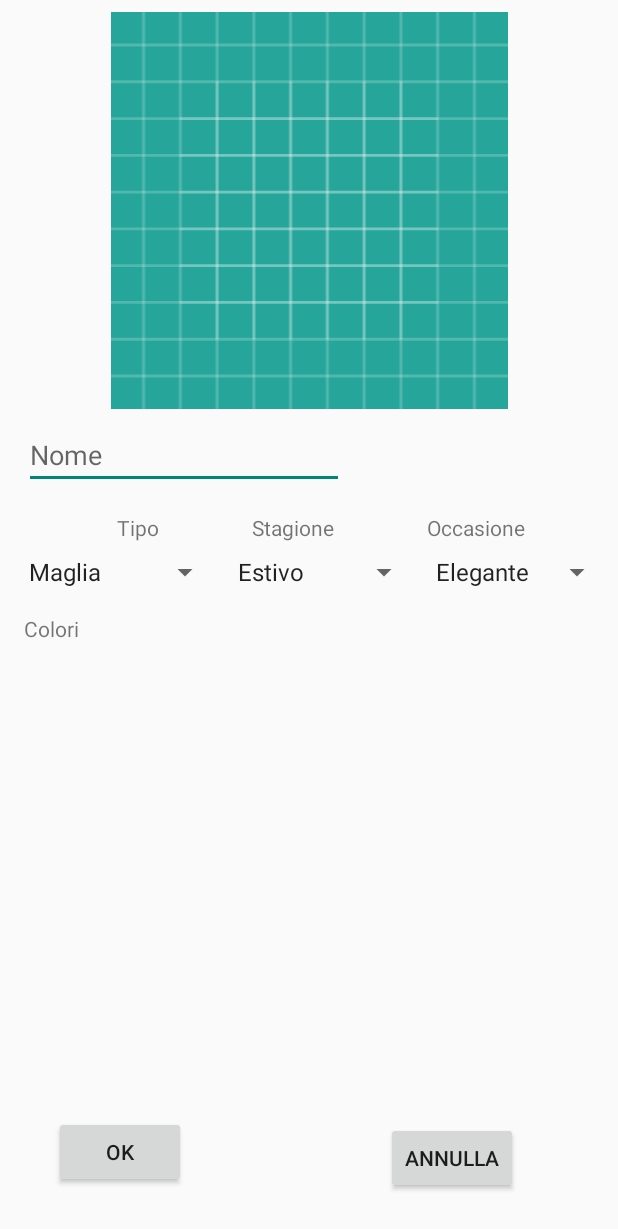
After one commit to davidefalcone/SuitUp, an Android app: the EditCapoActivity screen opened directly, with no data from a screen before it, on a phone screen of 412 x 824 dp. The commit adds this screen. Shown: the top 1229 px of the screen. Run offline under Robolectric (Android 15) with nearby library versions, the phone set to English and light mode, and no system bars; Roboto replaces fonts that are not available here.

Commit message:
Aggiunta possibilità di aggiungere/modificare/rimuovere un capo

```diff
--- a/app/src/main/AndroidManifest.xml
+++ b/app/src/main/AndroidManifest.xml
@@ -16,13 +16,15 @@
                 <category android:name="android.intent.category.LAUNCHER" />
             </intent-filter>
         </activity>
-        <activity android:name=".ArmadioActivity" />
         <activity android:name=".CapoActivity" />
-        <activity android:name=".AbbinamentoActivity"></activity>
+        <activity android:name=".AbbinamentoActivity" />
 
         <meta-data
             android:name="preloaded_fonts"
             android:resource="@array/preloaded_fonts" />
+
+        <activity android:name=".ArmadioActivity" />
+        <activity android:name=".EditCapoActivity"></activity>
     </application>
 
 </manifest>
--- a/app/src/main/java/com/example/davide/suitup/CapiAdapter.java
+++ b/app/src/main/java/com/example/davide/suitup/CapiAdapter.java
@@ -28,7 +28,7 @@ public class CapiAdapter extends BaseAdapter {
     }
 
     @Override
-    public Object getItem(int i) {
+    public Capo getItem(int i) {
         return elencoCapi.get(i);
     }
 
--- /dev/null
+++ b/app/src/main/java/com/example/davide/suitup/EditCapoActivity.java
@@ -0,0 +1,95 @@
+package com.example.davide.suitup;
+
+import android.content.Intent;
+import android.support.v7.app.AppCompatActivity;
+import android.os.Bundle;
+import android.view.View;
+import android.widget.ArrayAdapter;
+import android.widget.Button;
+import android.widget.EditText;
+import android.widget.Spinner;
+import android.widget.Toast;
+
+import com.example.davide.suitup.DataModel.Capo;
+
+import java.lang.reflect.Array;
+
+public class EditCapoActivity extends AppCompatActivity {
+
+    private Button vOk;
+    private Button vAnnulla;
+    private EditText vNome;
+    private Spinner vTipo;
+    private Spinner vOccasione;
+    private Spinner vStagione;
+
+    private final String EXTRA_CAPO = "capo";
+
+    @Override
+    protected void onCreate(Bundle savedInstanceState) {
+        super.onCreate(savedInstanceState);
+        setContentView(R.layout.activity_edit_capo);
+
+        //ottengo i riferimenti alle view
+        vOk = findViewById(R.id.btnOk);
+        vAnnulla = findViewById(R.id.btnAnnulla);
+        vNome = findViewById(R.id.editNome);
+        vTipo = findViewById(R.id.spnTipo);
+        vOccasione = findViewById(R.id.spnOccasione);
+        vStagione = findViewById(R.id.spnStagione);
+
+        //imposto gli spinner
+        ArrayAdapter<Capo.Tipo> adapter = new ArrayAdapter<>(this, android.R.layout.simple_spinner_item,Capo.Tipo.values());
+        vTipo.setAdapter(adapter);
+        ArrayAdapter<Capo.Occasione> adapter1 = new ArrayAdapter<>(this, android.R.layout.simple_spinner_item,Capo.Occasione.values());
+        vOccasione.setAdapter(adapter1);
+        ArrayAdapter<Capo.Stagione> adapter2 = new ArrayAdapter<>(this, android.R.layout.simple_spinner_item,Capo.Stagione.values());
+        vStagione.setAdapter(adapter2);
+
+        //ottengo i dati passati da lista capi activity
+        final Intent intent = getIntent();
+        Capo capo = (Capo) intent.getSerializableExtra(EXTRA_CAPO);
+
+        if (capo !=  null) {
+            vNome.setText(capo.getNomeCapo());
+            vTipo.setSelection(capo.getTipo().ordinal());
+            vStagione.setSelection(capo.getStagione().ordinal());
+            vOccasione.setSelection(capo.getOccasione().ordinal());
+        }
+
+        //imposto il pulsante ok
+        vOk.setOnClickListener(new View.OnClickListener() {
+            @Override
+            public void onClick(View v) {
+                Capo capo = leggiDatiCapo();
+                if (capo != null) {
+                    Intent intent = new Intent();
+                    intent.putExtra(EXTRA_CAPO, capo);
+                    setResult(RESULT_OK, intent);
+                    finish();
+                } else {
+                    Toast.makeText(getApplicationContext(),R.string.dati_obbligatori, Toast.LENGTH_LONG).show();
+                    }
+            }
+        });
+
+        //imposto il pulsante annulla
+        vAnnulla.setOnClickListener(new View.OnClickListener() {
+            @Override
+            public void onClick(View v) {
+                Intent intent = new Intent();
+                setResult(RESULT_CANCELED);
+                finish();
+            }
+        });
+    }
+
+    private Capo leggiDatiCapo() {
+        Capo capo = new Capo();
+        capo.setNomeCapo(vNome.getText().toString());
+        capo.setTipo(Capo.Tipo.values()[vTipo.getSelectedItemPosition()]);
+        capo.setStagione(Capo.Stagione.values()[vStagione.getSelectedItemPosition()]);
+        capo.setOccasione(Capo.Occasione.values()[vOccasione.getSelectedItemPosition()]);
+        return capo;
+    }
+}
--- /dev/null
+++ b/app/src/main/res/layout/activity_edit_capo.xml
@@ -0,0 +1,134 @@
+<?xml version="1.0" encoding="utf-8"?>
+<android.support.constraint.ConstraintLayout xmlns:android="http://schemas.android.com/apk/res/android"
+    xmlns:app="http://schemas.android.com/apk/res-auto"
+    xmlns:tools="http://schemas.android.com/tools"
+    android:layout_width="match_parent"
+    android:layout_height="match_parent"
+    tools:context=".CapoActivity">
+
+    <ImageView
+        android:id="@+id/imageCapo"
+        android:layout_width="0dp"
+        android:layout_height="0dp"
+        android:layout_marginBottom="8dp"
+        android:layout_marginEnd="8dp"
+        android:layout_marginStart="8dp"
+        android:layout_marginTop="8dp"
+        app:layout_constraintBottom_toTopOf="@+id/guideline6"
+        app:layout_constraintEnd_toEndOf="parent"
+        app:layout_constraintStart_toStartOf="parent"
+        app:layout_constraintTop_toTopOf="parent"
+        app:srcCompat="@drawable/ic_launcher_background" />
+
+    <TextView
+        android:id="@+id/textView"
+        android:layout_width="wrap_content"
+        android:layout_height="wrap_content"
+        android:layout_marginStart="16dp"
+        android:layout_marginTop="16dp"
+        android:text="@string/tipo"
+        app:layout_constraintEnd_toStartOf="@+id/textView4"
+        app:layout_constraintStart_toStartOf="parent"
+        app:layout_constraintTop_toBottomOf="@+id/editNome" />
+
+    <Button
+        android:id="@+id/btnOk"
+        android:layout_width="wrap_content"
+        android:layout_height="wrap_content"
+        android:layout_marginBottom="32dp"
+        android:layout_marginStart="36dp"
+        android:text="@android:string/ok"
+        app:layout_constraintBottom_toBottomOf="parent"
+        app:layout_constraintStart_toStartOf="parent" />
+
+    <Button
+        android:id="@+id/btnAnnulla"
+        android:layout_width="wrap_content"
+        android:layout_height="wrap_content"
+        android:layout_marginEnd="64dp"
+        android:layout_marginStart="130dp"
+        android:layout_marginTop="8dp"
+        android:text="@string/annulla"
+        app:layout_constraintBottom_toBottomOf="@+id/btnOk"
+        app:layout_constraintEnd_toEndOf="parent"
+        app:layout_constraintStart_toEndOf="@+id/btnOk"
+        app:layout_constraintTop_toTopOf="@+id/btnOk" />
+
+    <android.support.constraint.Guideline
+        android:id="@+id/guideline6"
+        android:layout_width="wrap_content"
+        android:layout_height="wrap_content"
+        android:orientation="horizontal"
+        app:layout_constraintGuide_begin="281dp" />
+
+    <TextView
+        android:id="@+id/textView5"
+        android:layout_width="wrap_content"
+        android:layout_height="wrap_content"
+        android:layout_marginStart="16dp"
+        android:layout_marginTop="16dp"
+        android:text="@string/colori"
+        app:layout_constraintStart_toStartOf="parent"
+        app:layout_constraintTop_toBottomOf="@+id/spnTipo" />
+
+    <EditText
+        android:id="@+id/editNome"
+        android:layout_width="wrap_content"
+        android:layout_height="wrap_content"
+        android:layout_marginStart="16dp"
+        android:layout_marginTop="8dp"
+        android:ems="10"
+        android:hint="@string/nome"
+        android:inputType="textPersonName"
+        app:layout_constraintStart_toStartOf="parent"
+        app:layout_constraintTop_toBottomOf="@+id/imageCapo" />
+
+    <TextView
+        android:id="@+id/textView4"
+        android:layout_width="wrap_content"
+        android:layout_height="wrap_content"
+        android:text="@string/stagione"
+        app:layout_constraintBottom_toBottomOf="@+id/textView"
+        app:layout_constraintEnd_toStartOf="@+id/textView6"
+        app:layout_constraintHorizontal_bias="0.5"
+        app:layout_constraintStart_toEndOf="@+id/textView" />
+
+    <Spinner
+        android:id="@+id/spnTipo"
+        android:layout_width="wrap_content"
+        android:layout_height="wrap_content"
+        android:layout_marginStart="8dp"
+        android:layout_marginTop="8dp"
+        app:layout_constraintEnd_toStartOf="@+id/spnStagione"
+        app:layout_constraintStart_toStartOf="parent"
+        app:layout_constraintTop_toBottomOf="@+id/textView" />
+
+    <Spinner
+        android:id="@+id/spnStagione"
+        android:layout_width="wrap_content"
+        android:layout_height="wrap_content"
+        app:layout_constraintBottom_toBottomOf="@+id/spnTipo"
+        app:layout_constraintEnd_toStartOf="@+id/spnOccasione"
+        app:layout_constraintHorizontal_bias="0.5"
+        app:layout_constraintStart_toEndOf="@+id/spnTipo" />
+
+    <TextView
+        android:id="@+id/textView6"
+        android:layout_width="wrap_content"
+        android:layout_height="wrap_content"
+        android:text="@string/occasione"
+        app:layout_constraintBottom_toBottomOf="@+id/textView4"
+        app:layout_constraintEnd_toEndOf="parent"
+        app:layout_constraintHorizontal_bias="0.5"
+        app:layout_constraintStart_toEndOf="@+id/textView4" />
+
+    <Spinner
+        android:id="@+id/spnOccasione"
+        android:layout_width="wrap_content"
+        android:layout_height="wrap_content"
+        app:layout_constraintBottom_toBottomOf="@+id/spnStagione"
+        app:layout_constraintEnd_toEndOf="parent"
+        app:layout_constraintHorizontal_bias="0.5"
+        app:layout_constraintStart_toEndOf="@+id/spnStagione" />
+
+</android.support.constraint.ConstraintLayout>
--- a/app/src/main/res/values/strings.xml
+++ b/app/src/main/res/values/strings.xml
@@ -1,11 +1,19 @@
 <resources>
-    <string name="app_name">SuitUp</string>
     <string name="username">Username</string>
     <string name="password">Password</string>
     <string name="filtra">Filtra</string>
-    <string name="il_tuo_armadio">Il tuo armadio</string>
     <string name="colori">Colori</string>
     <string name="abbina">Abbina</string>
     <string name="log_in">Log In</string>
     <string name="puoi_abbinare_i_seguenti_capi">Puoi abbinare i seguenti capi</string>
+    <string name="app_name">SuitUp</string>
+    <string name="armadio">Armadio</string>
+    <string name="nome">Nome</string>
+    <string name="annulla">Annulla</string>
+    <string name="tipo">Tipo</string>
+    <string name="stagione">Stagione</string>
+    <string name="itemEdit">Modifica capo</string>
+    <string name="itemDelete">Elimina Capo</string>
+    <string name="occasione">Occasione</string>
+    <string name="dati_obbligatori">Tutti i dati sono obbligatori!</string>
 </resources>
--- a/build.gradle
+++ b/build.gradle
@@ -12,7 +12,7 @@ buildscript {
 
         // NOTE: Do not place your application dependencies here; they belong
         // in the individual module build.gradle files
-        classpath 'com.google.gms:google-services:3.1.1'
+        classpath 'com.google.gms:google-services:3.2.0'
     }
 }
 
```
Also changed, not shown: app/src/main/java/com/example/davide/suitup/ArmadioActivity.java (added, +165 -0 lines), app/src/main/java/com/example/davide/suitup/DataModel/DataSource.java (+11 -28 lines), app/src/main/res/layout/activity_armadio.xml (added, +76 -0 lines), app/src/main/res/menu/lista_capi.xml (added, +8 -0 lines), app/src/main/res/drawable-hdpi/ic_action_name.png (added), app/src/main/res/drawable-mdpi/ic_action_name.png (added), app/src/main/res/drawable-xhdpi/ic_action_name.png (added), app/src/main/res/drawable-xxhdpi/ic_action_name.png (added).
